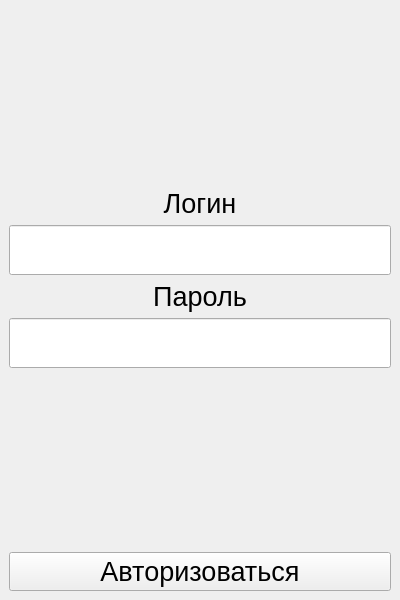
Old version of the form client/login.ui in the repository YFender/Messenger.
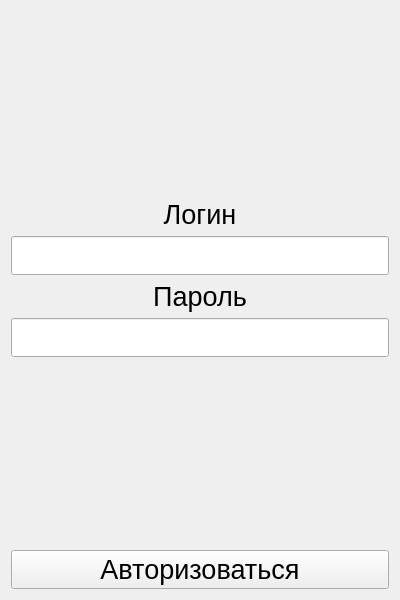
New version of the form.

```diff
--- a/client/login.ui
+++ b/client/login.ui
@@ -1,7 +1,7 @@
 <?xml version="1.0" encoding="UTF-8"?>
 <ui version="4.0">
  <class>Login</class>
- <widget class="QMainWindow" name="Login">
+ <widget class="QWidget" name="Login">
   <property name="geometry">
    <rect>
     <x>0</x>
@@ -25,11 +25,8 @@
   <property name="windowTitle">
    <string>MainWindow</string>
   </property>
-  <widget class="QWidget" name="centralwidget">
-   <layout class="QHBoxLayout" name="horizontalLayout">
+  <layout class="QVBoxLayout" name="verticalLayout">
     <item>
-     <layout class="QGridLayout" name="gridLayout">
-      <item row="0" column="0">
        <spacer name="verticalSpacer_2">
         <property name="orientation">
          <enum>Qt::Vertical</enum>
@@ -42,12 +39,11 @@
         </property>
        </spacer>
       </item>
-      <item row="1" column="0">
+   <item>
        <widget class="QLabel" name="label_login">
         <property name="font">
          <font>
           <pointsize>20</pointsize>
-          <stylestrategy>PreferDefault</stylestrategy>
          </font>
         </property>
         <property name="text">
@@ -58,70 +54,16 @@
         </property>
        </widget>
       </item>
-      <item row="6" column="0">
-       <widget class="QPushButton" name="pushButton_authorize">
-        <property name="font">
-         <font>
-          <pointsize>20</pointsize>
-         </font>
-        </property>
-        <property name="text">
-         <string>Авторизоваться</string>
-        </property>
-       </widget>
-      </item>
-      <item row="2" column="0">
+   <item>
        <widget class="QLineEdit" name="lineEdit_login">
-        <property name="sizePolicy">
-         <sizepolicy hsizetype="Expanding" vsizetype="Fixed">
-          <horstretch>0</horstretch>
-          <verstretch>1</verstretch>
-         </sizepolicy>
-        </property>
-        <property name="minimumSize">
-         <size>
-          <width>200</width>
-          <height>50</height>
-         </size>
-        </property>
-       </widget>
-      </item>
-      <item row="4" column="0">
-       <widget class="QLineEdit" name="lineEdit_password">
-        <property name="sizePolicy">
-         <sizepolicy hsizetype="Preferred" vsizetype="Fixed">
-          <horstretch>0</horstretch>
-          <verstretch>0</verstretch>
-         </sizepolicy>
-        </property>
-        <property name="minimumSize">
-         <size>
-          <width>200</width>
-          <height>50</height>
-         </size>
-        </property>
-        <property name="maximumSize">
-         <size>
-          <width>399</width>
-          <height>120</height>
-         </size>
-        </property>
-       </widget>
-      </item>
-      <item row="5" column="0">
-       <spacer name="verticalSpacer_3">
-        <property name="orientation">
-         <enum>Qt::Vertical</enum>
-        </property>
-        <property name="sizeHint" stdset="0">
-         <size>
-          <width>20</width>
-          <height>40</height>
-         </size>
-        </property>
-       </spacer>
-      </item>
-      <item row="3" column="0">
+     <property name="font">
+      <font>
+       <pointsize>20</pointsize>
+      </font>
+     </property>
+    </widget>
+   </item>
+   <item>
        <widget class="QLabel" name="label_password">
         <property name="font">
          <font>
@@ -136,10 +78,50 @@
         </property>
        </widget>
       </item>
-     </layout>
-    </item>
-   </layout>
-  </widget>
+   <item>
+    <widget class="QLineEdit" name="lineEdit_password">
+     <property name="font">
+      <font>
+       <pointsize>20</pointsize>
+      </font>
+     </property>
+     <property name="autoFillBackground">
+      <bool>false</bool>
+     </property>
+     <property name="inputMethodHints">
+      <set>Qt::ImhHiddenText|Qt::ImhNoAutoUppercase|Qt::ImhNoPredictiveText|Qt::ImhSensitiveData</set>
+     </property>
+     <property name="echoMode">
+      <enum>QLineEdit::Password</enum>
+     </property>
+    </widget>
+   </item>
+   <item>
+    <spacer name="verticalSpacer">
+     <property name="orientation">
+      <enum>Qt::Vertical</enum>
+     </property>
+     <property name="sizeHint" stdset="0">
+      <size>
+       <width>20</width>
+       <height>40</height>
+      </size>
+     </property>
+    </spacer>
+   </item>
+   <item>
+    <widget class="QPushButton" name="pushButton_authorize">
+     <property name="font">
+      <font>
+       <pointsize>20</pointsize>
+      </font>
+     </property>
+     <property name="text">
+      <string>Авторизоваться</string>
+     </property>
+    </widget>
+   </item>
+  </layout>
  </widget>
  <resources/>
  <connections/>
```
Left out of the diff: 2 changed lines with no effect on the pictures. Lines whose indentation alone changed are shown as unchanged.
